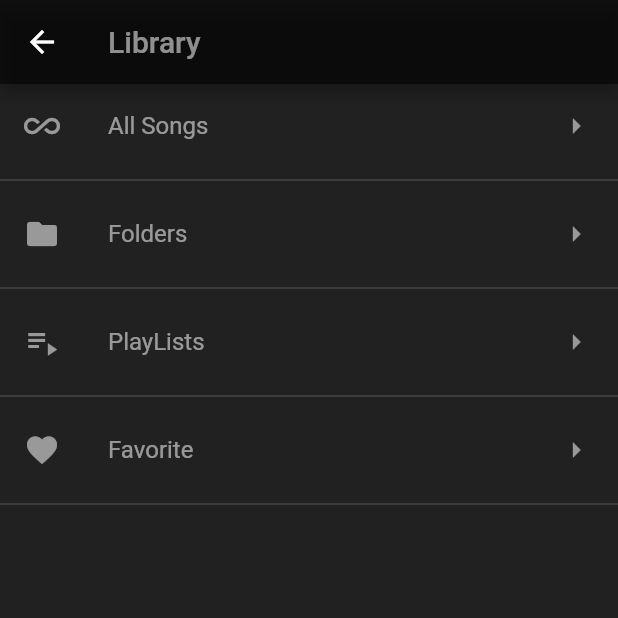
After one commit to alikhajavi74/fcmusic, a Flutter app: the LibraryPage screen opened directly, on a phone screen of 412 x 824 dp, the top half of it. The commit adds this screen. Run offline on Flutter 3.47's test engine with Material 2 defaults, Android fonts, the phone set to English and light mode, and no system bars; drawn by our look-alikes of flutter_neumorphic; our stand-ins replace equatable, flutter_bloc, just_audio, permission_handler; missing offline and left inert: ansicolor.

Commit message:
Add library & make some optimization

```diff
--- /dev/null
+++ b/lib/library/library_page.dart
@@ -0,0 +1,84 @@
+import 'package:fcmusic/intro/bloc/intro_cubit.dart';
+import 'package:fcmusic/mfw/dependencies/mfw_utils.dart';
+import 'package:fcmusic/player/pages/songs_list_page.dart';
+import 'package:flutter_bloc/flutter_bloc.dart';
+import 'package:flutter_neumorphic/flutter_neumorphic.dart';
+
+import 'folders_list_page.dart';
+
+class LibraryPage extends StatefulWidget {
+  const LibraryPage({Key? key}) : super(key: key);
+
+  @override
+  State<LibraryPage> createState() => _LibraryPageState();
+}
+
+class _LibraryPageState extends State<LibraryPage> {
+  @override
+  Widget build(BuildContext context) {
+    return Scaffold(
+      appBar: AppBar(title: const Text("Library", style: TextStyle(color: Colors.white54)), backgroundColor: Colors.black54),
+      body: ListView(
+        shrinkWrap: true,
+        children: [
+          Column(
+            mainAxisSize: MainAxisSize.min,
+            children: [
+              ListTile(
+                leading: const Icon(Icons.all_inclusive, color: Colors.white54),
+                title: const Text("All Songs", style: TextStyle(color: Colors.white54)),
+                trailing: const Icon(Icons.arrow_right, color: Colors.white54),
+                onTap: () {
+                  goAnotherRoute(context, SongsListPage(concatedSongs: context.read<IntroCubit>().concatedAllSongs));
+                },
+              ),
+              const Divider(color: Colors.white24),
+            ],
+          ),
+          Column(
+            mainAxisSize: MainAxisSize.min,
+            children: [
+              ListTile(
+                leading: const Icon(Icons.folder, color: Colors.white54),
+                title: const Text("Folders", style: TextStyle(color: Colors.white54)),
+                trailing: const Icon(Icons.arrow_right, color: Colors.white54),
+                onTap: () {
+                  goAnotherRoute(context, FoldersListPage(concatedFoldersSongs: context.read<IntroCubit>().concatedFoldersSongs));
+                },
+              ),
+              const Divider(color: Colors.white24),
+            ],
+          ),
+          Column(
+            mainAxisSize: MainAxisSize.min,
+            children: [
+              ListTile(
+                leading: const Icon(Icons.playlist_play, color: Colors.white54),
+                title: const Text("PlayLists", style: TextStyle(color: Colors.white54)),
+                trailing: const Icon(Icons.arrow_right, color: Colors.white54),
+                onTap: () {
+                  // TODO
+                },
+              ),
+              const Divider(color: Colors.white24),
+            ],
+          ),
+          Column(
+            mainAxisSize: MainAxisSize.min,
+            children: [
+              ListTile(
+                leading: const Icon(Icons.favorite, color: Colors.white54),
+                title: const Text("Favorite", style: TextStyle(color: Colors.white54)),
+                trailing: const Icon(Icons.arrow_right, color: Colors.white54),
+                onTap: () {
+                  // TODO
+                },
+              ),
+              const Divider(color: Colors.white24),
+            ],
+          ),
+        ],
+      ),
+    );
+  }
+}
--- a/lib/main.dart
+++ b/lib/main.dart
@@ -1,6 +1,6 @@
-import 'package:fcmusic/folders_page.dart';
 import 'package:fcmusic/intro/bloc/intro_cubit.dart';
 import 'package:fcmusic/intro/pages/permision_page.dart';
+import 'package:fcmusic/library/library_page.dart';
 import 'package:fcmusic/player/bloc/player_cubit.dart';
 import 'package:flutter_bloc/flutter_bloc.dart';
 import 'package:flutter_neumorphic/flutter_neumorphic.dart';
@@ -63,7 +63,7 @@ class _HomePageState extends State<HomePage> {
           bloc: context.read<IntroCubit>(),
           builder: (BuildContext context, IntroCubitState state) {
             if (state == IntroCubitState.readySongs) {
-              return const FoldersPage();
+              return const LibraryPage();
             } else if (state == IntroCubitState.notAccessToStorage) {
               return const PermisionPage();
             } else if (state == IntroCubitState.loadingSongs) {
```
Also changed, not shown: lib/folders_page.dart (deleted, +0 -37 lines), lib/library/folders_list_page.dart (added, +46 -0 lines), lib/player/pages/songs_list_page.dart (+2 -5 lines).
